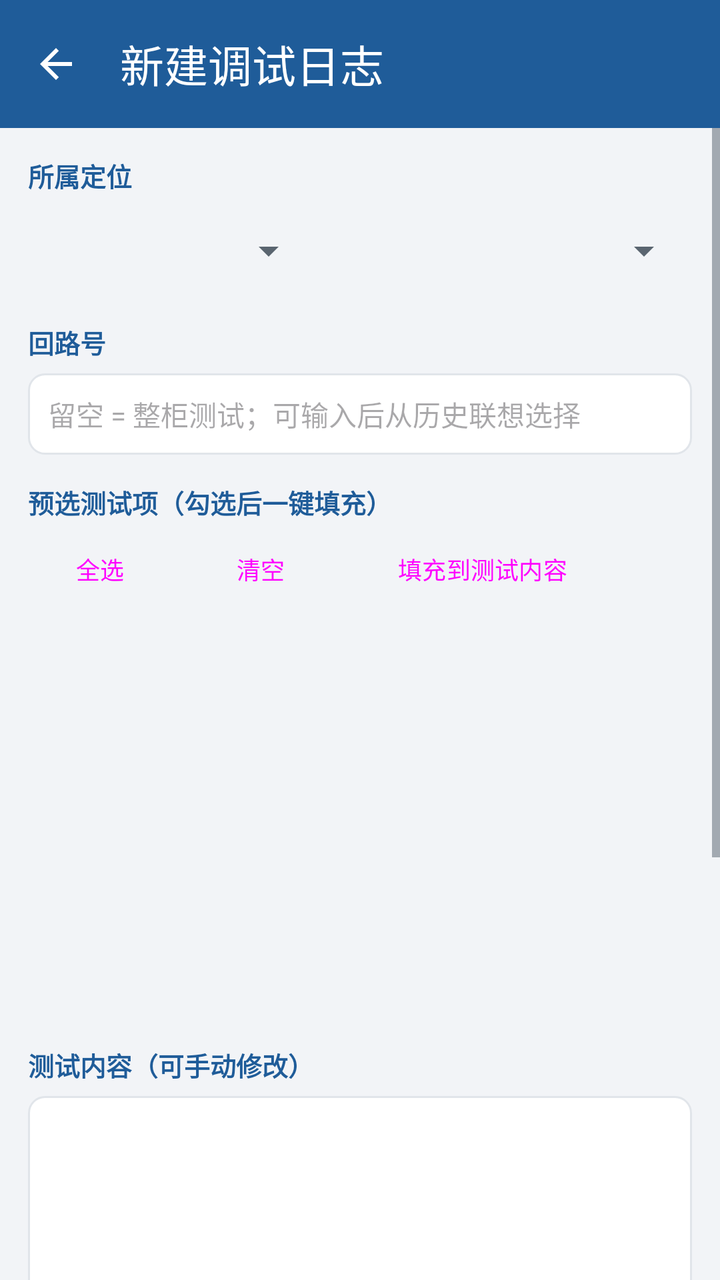
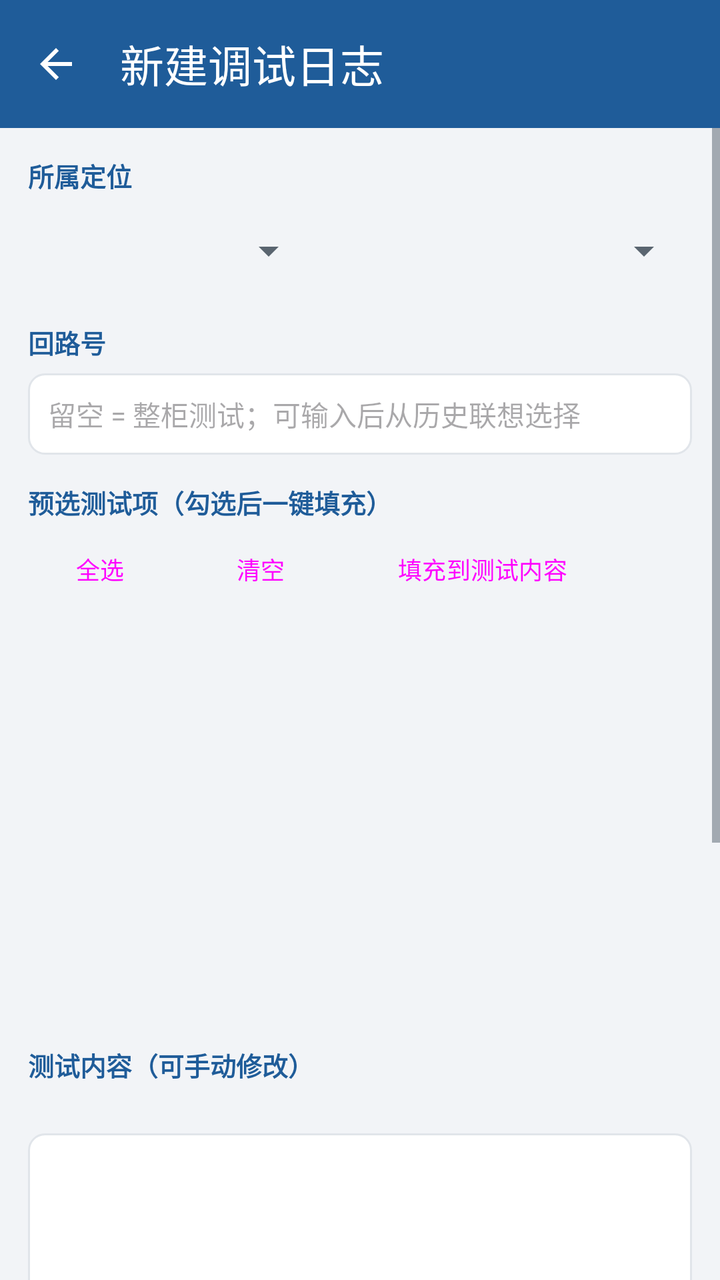

An Android layout rendered at two revisions. The XML below is the earlier revision; the diff shows what the commit changed to produce the second picture.
<!-- AndroidManifest.xml: application theme Theme.App -->
<!-- res/layout/activity_log_edit.xml -->
<?xml version="1.0" encoding="utf-8"?>
<LinearLayout xmlns:android="http://schemas.android.com/apk/res/android"
    xmlns:app="http://schemas.android.com/apk/res-auto"
    android:layout_width="match_parent"
    android:layout_height="match_parent"
    android:orientation="vertical">

    <com.google.android.material.appbar.AppBarLayout
        android:layout_width="match_parent"
        android:layout_height="wrap_content">

        <com.google.android.material.appbar.MaterialToolbar
            android:id="@+id/toolbar"
            android:layout_width="match_parent"
            android:layout_height="?attr/actionBarSize"
            android:background="@color/primary"
            app:navigationIcon="@drawable/ic_back"
            app:title="@string/log_new_title"
            app:titleTextColor="@color/on_primary" />
    </com.google.android.material.appbar.AppBarLayout>

    <ScrollView
        android:layout_width="match_parent"
        android:layout_height="0dp"
        android:layout_weight="1">

        <LinearLayout
            android:layout_width="match_parent"
            android:layout_height="wrap_content"
            android:orientation="vertical"
            android:paddingStart="14dp"
            android:paddingEnd="14dp"
            android:paddingBottom="20dp">

            
            <TextView
                style="@style/SectionLabel"
                android:text="@string/section_locate" />

            <LinearLayout
                android:layout_width="match_parent"
                android:layout_height="wrap_content"
                android:orientation="horizontal">

                <Spinner
                    android:id="@+id/sp_project"
                    android:layout_width="0dp"
                    android:layout_height="44dp"
                    android:layout_weight="1" />

                <Spinner
                    android:id="@+id/sp_instance"
                    android:layout_width="0dp"
                    android:layout_height="44dp"
                    android:layout_weight="1.3" />
            </LinearLayout>

            
            <TextView
                style="@style/SectionLabel"
                android:text="@string/label_circuit" />

            <AutoCompleteTextView
                android:id="@+id/act_circuit"
                style="@style/FormInput"
                android:hint="@string/hint_circuit_input"
                android:inputType="text"
                android:completionThreshold="1" />

            
            <TextView
                style="@style/SectionLabel"
                android:text="@string/section_pool" />

            <LinearLayout
                android:layout_width="match_parent"
                android:layout_height="wrap_content"
                android:orientation="horizontal">

                <Button
                    android:id="@+id/btn_sel_all"
                    style="@style/SmallButton"
                    android:layout_width="wrap_content"
                    android:text="@string/btn_select_all" />

                <Button
                    android:id="@+id/btn_sel_clear"
                    style="@style/SmallButton"
                    android:layout_width="wrap_content"
                    android:layout_marginStart="8dp"
                    android:text="@string/btn_clear_sel" />

                <Button
                    android:id="@+id/btn_fill"
                    style="@style/SmallButton"
                    android:layout_width="wrap_content"
                    android:layout_marginStart="8dp"
                    android:text="@string/btn_fill" />
            </LinearLayout>

            <FrameLayout
                android:layout_width="match_parent"
                android:layout_height="200dp"
                android:layout_marginTop="6dp">

                <androidx.recyclerview.widget.RecyclerView
                    android:id="@+id/rv_pool"
                    android:layout_width="match_parent"
                    android:layout_height="match_parent" />

                <TextView
                    android:id="@+id/tv_pool_empty"
                    android:layout_width="wrap_content"
                    android:layout_height="wrap_content"
                    android:layout_gravity="center"
                    android:gravity="center"
                    android:text="@string/empty_pool"
                    android:textColor="@color/text_secondary"
                    android:textSize="12sp"
                    android:visibility="gone" />
            </FrameLayout>

            
            <TextView
                style="@style/SectionLabel"
                android:text="@string/label_test_content" />

            <EditText
                android:id="@+id/et_content"
                style="@style/FormInput"
                android:gravity="top"
                android:inputType="textMultiLine|textCapSentences"
                android:minLines="6" />

            
            <TextView
                style="@style/SectionLabel"
                android:text="@string/label_tester" />

            <EditText
                android:id="@+id/et_tester"
                style="@style/FormInput"
                android:inputType="textPersonName" />

            <TextView
                style="@style/SectionLabel"
                android:text="@string/label_remark" />

            <EditText
                android:id="@+id/et_remark"
                style="@style/FormInput"
                android:gravity="top"
                android:inputType="textMultiLine"
                android:minLines="2" />

            
            <LinearLayout
                android:layout_width="match_parent"
                android:layout_height="wrap_content"
                android:orientation="horizontal">

                <TextView
                    style="@style/SectionLabel"
                    android:layout_width="0dp"
                    android:layout_weight="1"
                    android:text="@string/section_faults" />

                <Button
                    android:id="@+id/btn_add_fault"
                    style="@style/SmallButton"
                    android:layout_width="wrap_content"
                    android:layout_gravity="center_vertical"
                    android:layout_marginTop="10dp"
                    android:text="@string/btn_add_fault" />
            </LinearLayout>

            <androidx.recyclerview.widget.RecyclerView
                android:id="@+id/rv_faults"
                android:layout_width="match_parent"
                android:layout_height="wrap_content" />

            <TextView
                android:id="@+id/tv_meta"
                android:layout_width="match_parent"
                android:layout_height="wrap_content"
                android:layout_marginTop="10dp"
                android:textColor="@color/text_secondary"
                android:textSize="11sp"
                android:visibility="gone" />

            <Button
                android:id="@+id/btn_save"
                android:layout_width="match_parent"
                android:layout_height="48dp"
                android:layout_marginTop="18dp"
                android:text="@string/save"
                android:textSize="15sp" />
        </LinearLayout>
    </ScrollView>
</LinearLayout>
<!-- resources referenced by this layout -->
<resources>
  <color name="on_primary">#FFFFFF</color>
  <color name="primary">#1F5C99</color>
  <color name="text_secondary">#5A6570</color>
  <!-- drawable ic_back (drawable) -->
  <?xml version="1.0" encoding="utf-8"?>
  <vector xmlns:android="http://schemas.android.com/apk/res/android"
      android:width="24dp" android:height="24dp"
      android:viewportWidth="24" android:viewportHeight="24"
      android:tint="@color/on_primary">
      <path android:fillColor="@android:color/white"
          android:pathData="M20,11H7.83l5.59,-5.59L12,4l-8,8 8,8 1.41,-1.41L7.83,13H20v-2z" />
  </vector>
  <string name="btn_add_fault">＋ 添加故障</string>
  <string name="btn_clear_sel">清空</string>
  <string name="btn_fill">填充到测试内容</string>
  <string name="btn_select_all">全选</string>
  <string name="empty_pool">该柜子类型暂无候选测试项\n可在「设备管理→柜子类型」中维护</string>
  <string name="hint_circuit_input">留空 = 整柜测试；可输入后从历史联想选择</string>
  <string name="label_circuit">回路号</string>
  <string name="label_remark">备注</string>
  <string name="label_test_content">测试内容（可手动修改）</string>
  <string name="label_tester">测试人员</string>
  <string name="log_new_title">新建调试日志</string>
  <string name="save">保存</string>
  <string name="section_faults">故障记录</string>
  <string name="section_locate">所属定位</string>
  <string name="section_pool">预选测试项（勾选后一键填充）</string>
  <style name="FormInput">
          <item name="android:layout_width">match_parent</item>
          <item name="android:layout_height">wrap_content</item>
          <item name="android:background">@drawable/bg_input</item>
          <item name="android:paddingStart">10dp</item>
          <item name="android:paddingEnd">10dp</item>
          <item name="android:paddingTop">10dp</item>
          <item name="android:paddingBottom">10dp</item>
          <item name="android:textSize">14sp</item>
      </style>
  <style name="SectionLabel">
          <item name="android:layout_width">match_parent</item>
          <item name="android:layout_height">wrap_content</item>
          <item name="android:textColor">?attr/colorPrimary</item>
          <item name="android:textSize">13sp</item>
          <item name="android:textStyle">bold</item>
          <item name="android:layout_marginTop">14dp</item>
          <item name="android:layout_marginBottom">6dp</item>
      </style>
  <style name="SmallButton" parent="Widget.Material3.Button.OutlinedButton">
          <item name="android:layout_height">36dp</item>
          <item name="android:minWidth">0dp</item>
          <item name="android:paddingStart">12dp</item>
          <item name="android:paddingEnd">12dp</item>
          <item name="android:textSize">12sp</item>
      </style>
  <!-- drawable bg_input (drawable) -->
  <?xml version="1.0" encoding="utf-8"?>
  <shape xmlns:android="http://schemas.android.com/apk/res/android" android:shape="rectangle">
      <solid android:color="@color/surface" />
      <corners android:radius="8dp" />
      <stroke android:width="1dp" android:color="@color/divider" />
  </shape>
  <color name="primary_container">#D9E6F5</color>
  <color name="on_primary_container">#0B3055</color>
  <color name="secondary">#45607F</color>
  <color name="bg">#F2F4F7</color>
  <color name="surface">#FFFFFF</color>
  <color name="on_surface">#1B1F24</color>
  <color name="danger">#B3261E</color>
  <color name="primary_dark">#17456F</color>
  <color name="divider">#E1E5EA</color>
</resources>

<!-- the commit's change to res/layout/activity_log_edit.xml (unified diff, before → after) -->
@@ -125,6 +125,20 @@
                 style="@style/SectionLabel"
                 android:text="@string/label_test_content" />
 
+            <TextView
+                android:id="@+id/tv_test_progress"
+                android:layout_width="match_parent"
+                android:layout_height="wrap_content"
+                android:background="?attr/selectableItemBackground"
+                android:clickable="true"
+                android:focusable="true"
+                android:paddingStart="14dp"
+                android:paddingTop="2dp"
+                android:paddingEnd="14dp"
+                android:paddingBottom="2dp"
+                android:textColor="@color/text_secondary"
+                android:textSize="11sp" />
+
             <EditText
                 android:id="@+id/et_content"
                 style="@style/FormInput"
